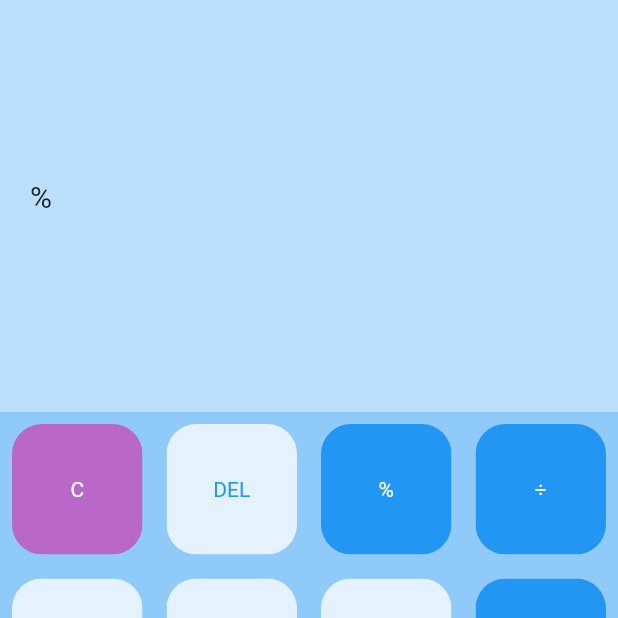
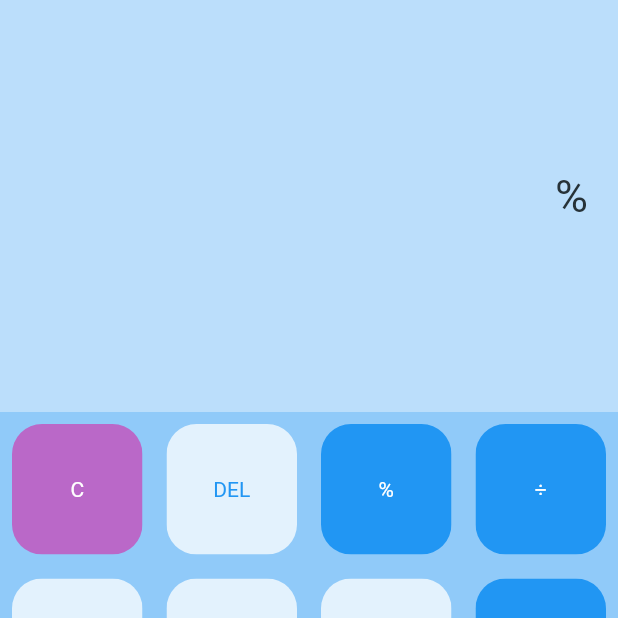
Before and after one commit to leejp1998/calculator, a Flutter app: the screen it shows after launch, after a tap on an icon or button, on a phone screen of 412 x 824 dp, the top half of it. Run offline on Flutter 3.47's test engine with Material 2 defaults, Android fonts, the phone set to English and light mode, and no system bars; our stand-ins replace math_expressions.

Commit message:
Feat: when operator is tapped, update the last operator.   - If the last input was number, add operator   - If the last input was operator, update the operator
minor: updated text color

```diff
--- a/lib/main.dart
+++ b/lib/main.dart
@@ -32,6 +32,7 @@ class _CalculatorState extends State<Calculator> {
 
   var userQuestion = '';
   var userAnswer = '';
+  bool isLastTappedOperator = false;
 
   final List<String> buttons = [
     'C', 'DEL', '%', String.fromCharCode(247), //division
@@ -54,14 +55,16 @@ class _CalculatorState extends State<Calculator> {
                 children: <Widget>[
                   SizedBox(height: 50,),
                   Container(
+                    // equation
                     padding: const EdgeInsets.all(20),
-                    alignment: Alignment.centerLeft,
-                    child: Text(userQuestion, style: TextStyle(fontSize: 20),),
+                    alignment: Alignment.centerRight,
+                    child: Text(userQuestion, style: TextStyle(fontSize: 30, color: Colors.blueGrey[900]),),
                   ),
                   Container(
+                    // answer
                     padding: const EdgeInsets.all(20),
                     alignment: Alignment.centerRight,
-                    child: Text(userAnswer, style: TextStyle(fontSize: 20),),
+                    child: Text(userAnswer, style: TextStyle(fontSize: 20, color: Colors.blueGrey[700]),),
                   ),
                 ],
               ),
@@ -85,6 +88,7 @@ class _CalculatorState extends State<Calculator> {
                           buttonTapped: () {
                             setState(() {
                               userQuestion = '';
+                              isLastTappedOperator = false;
                             });
                           },);
                       } else if (idx == 1) {
@@ -96,6 +100,7 @@ class _CalculatorState extends State<Calculator> {
                           buttonTapped: () {
                             setState(() {
                               userQuestion = userQuestion.substring(0, userQuestion.length - 1);
+                              isLastTappedOperator = equationEndWithOperator(userQuestion);
                             });
                           },);
                       } else if (idx == buttons.length - 1) {
@@ -116,6 +121,14 @@ class _CalculatorState extends State<Calculator> {
                           buttonText: buttons[idx],
                           buttonTapped: () {
                             setState(() {
+                              if (!isOperator(buttons[idx])) {
+                                isLastTappedOperator = false;
+                              } else {
+                                if (isLastTappedOperator) {
+                                  userQuestion = userQuestion.substring(0, userQuestion.length - 1);
+                                }
+                                isLastTappedOperator = true;
+                              }
                               userQuestion += buttons[idx];
                             });
                           },);
@@ -150,4 +163,11 @@ class _CalculatorState extends State<Calculator> {
 
     userAnswer = ans.toString();
   }
+
+  bool equationEndWithOperator(String equation) {
+    return equation.endsWith(String.fromCharCode(247)) ||
+        equation.endsWith(String.fromCharCode(215)) ||
+        equation.endsWith('-') ||
+        equation.endsWith('+');
+  }
 }
```
